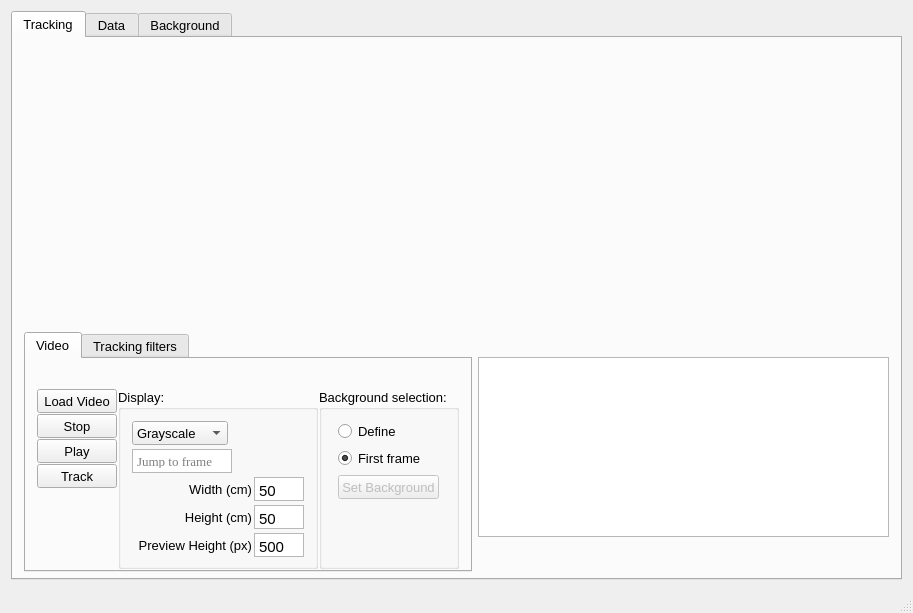
Above: 2D_Tracking/2DIndividual/mainwindow.ui from JD-Canada/CVkinematicsToolKit before the change. Below: the same form after it.
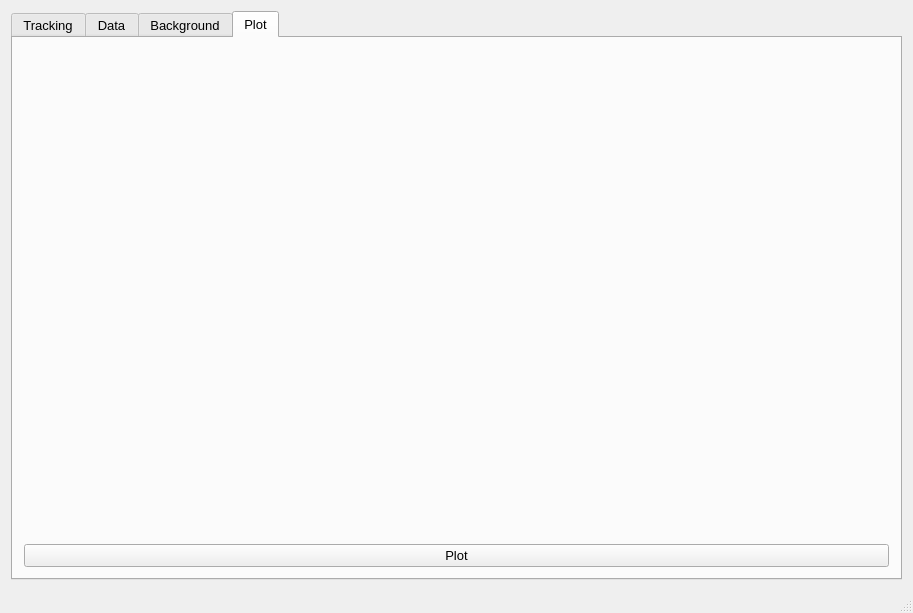
That is the form after the change.

Diff of the .ui file:
```diff
--- a/2D_Tracking/2DIndividual/mainwindow.ui
+++ b/2D_Tracking/2DIndividual/mainwindow.ui
@@ -30,7 +30,7 @@
        </font>
       </property>
       <property name="currentIndex">
-       <number>0</number>
+       <number>3</number>
       </property>
       <widget class="QWidget" name="tracking">
        <attribute name="title">
@@ -1259,6 +1259,23 @@
         </item>
        </layout>
       </widget>
+      <widget class="QWidget" name="tab_2">
+       <attribute name="title">
+        <string>Plot</string>
+       </attribute>
+       <layout class="QGridLayout" name="gridLayout_9">
+        <item row="0" column="0">
+         <widget class="QWidget" name="plotWidget" native="true"/>
+        </item>
+        <item row="1" column="0">
+         <widget class="QPushButton" name="plotPB">
+          <property name="text">
+           <string>Plot</string>
+          </property>
+         </widget>
+        </item>
+       </layout>
+      </widget>
      </widget>
     </item>
    </layout>
```
